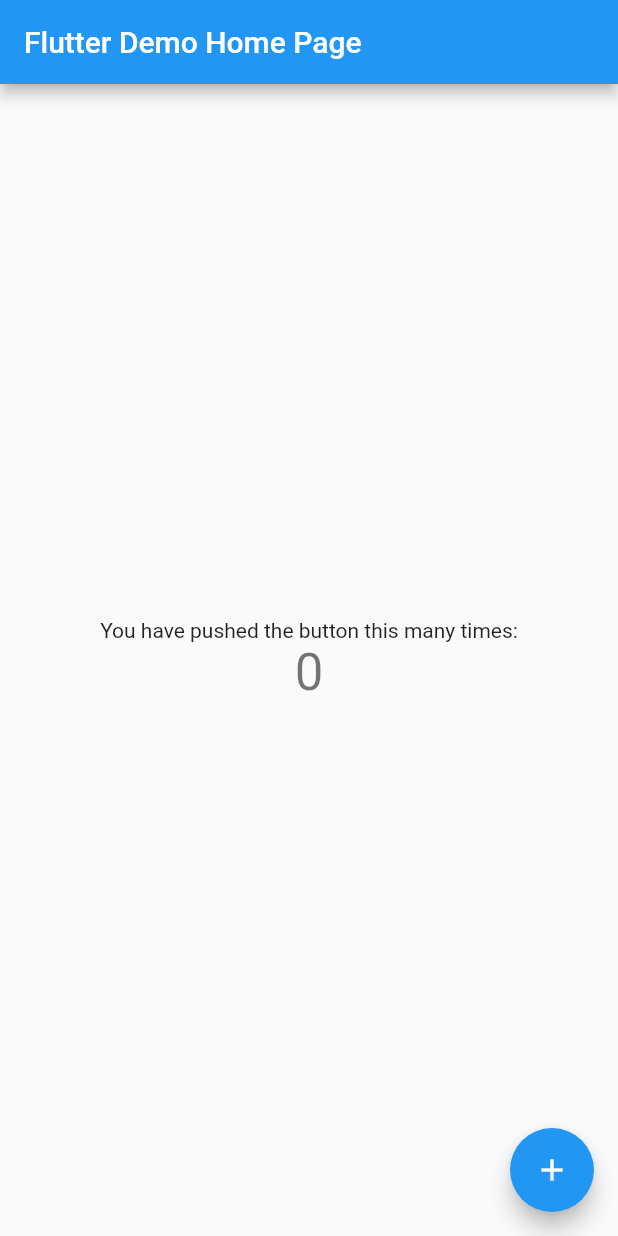
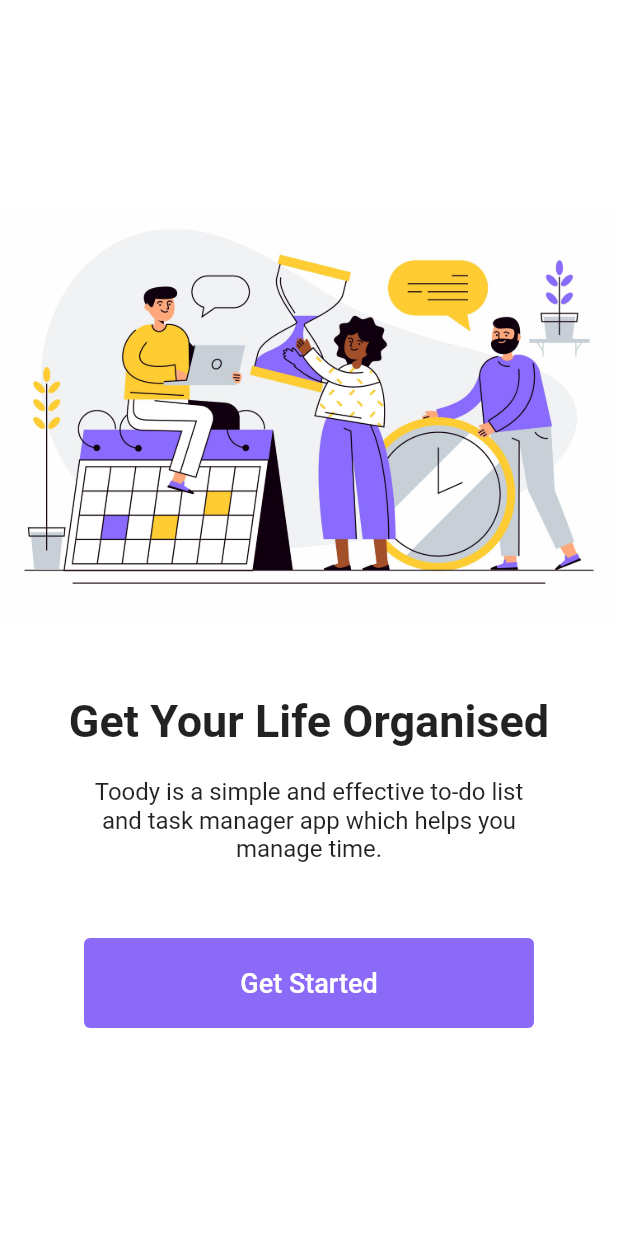
Before and after one commit to aminick21/Toody, a Flutter app: the screen it shows after launch, on a phone screen of 412 x 824 dp. Run offline on Flutter 3.47's test engine with Material 2 defaults, Android fonts, the light colour scheme and no system bars.

Commit message:
added first screen

```diff
--- a/lib/main.dart
+++ b/lib/main.dart
@@ -1,115 +1,13 @@
 import 'package:flutter/material.dart';
+import 'package:toody/screens/firstscreen.dart';
 
 void main() {
-  runApp(const MyApp());
+  runApp(
+      MaterialApp(
+        debugShowCheckedModeBanner: false,
+       theme: ThemeData(
+       primaryColor:Color(0xFF8b6af7) ),
+       home: FirstScreen(),
+  )
+  );
 }
-
-class MyApp extends StatelessWidget {
-  const MyApp({Key? key}) : super(key: key);
-
-  // This widget is the root of your application.
-  @override
-  Widget build(BuildContext context) {
-    return MaterialApp(
-      title: 'Flutter Demo',
-      theme: ThemeData(
-        // This is the theme of your application.
-        //
-        // Try running your application with "flutter run". You'll see the
-        // application has a blue toolbar. Then, without quitting the app, try
-        // changing the primarySwatch below to Colors.green and then invoke
-        // "hot reload" (press "r" in the console where you ran "flutter run",
-        // or simply save your changes to "hot reload" in a Flutter IDE).
-        // Notice that the counter didn't reset back to zero; the application
-        // is not restarted.
-        primarySwatch: Colors.blue,
-      ),
-      home: const MyHomePage(title: 'Flutter Demo Home Page'),
-    );
-  }
-}
-
-class MyHomePage extends StatefulWidget {
-  const MyHomePage({Key? key, required this.title}) : super(key: key);
-
-  // This widget is the home page of your application. It is stateful, meaning
-  // that it has a State object (defined below) that contains fields that affect
-  // how it looks.
-
-  // This class is the configuration for the state. It holds the values (in this
-  // case the title) provided by the parent (in this case the App widget) and
-  // used by the build method of the State. Fields in a Widget subclass are
-  // always marked "final".
-
-  final String title;
-
-  @override
-  State<MyHomePage> createState() => _MyHomePageState();
-}
-
-class _MyHomePageState extends State<MyHomePage> {
-  int _counter = 0;
-
-  void _incrementCounter() {
-    setState(() {
-      // This call to setState tells the Flutter framework that something has
-      // changed in this State, which causes it to rerun the build method below
-      // so that the display can reflect the updated values. If we changed
-      // _counter without calling setState(), then the build method would not be
-      // called again, and so nothing would appear to happen.
-      _counter++;
-    });
-  }
-
-  @override
-  Widget build(BuildContext context) {
-    // This method is rerun every time setState is called, for instance as done
-    // by the _incrementCounter method above.
-    //
-    // The Flutter framework has been optimized to make rerunning build methods
-    // fast, so that you can just rebuild anything that needs updating rather
-    // than having to individually change instances of widgets.
-    return Scaffold(
-      appBar: AppBar(
-        // Here we take the value from the MyHomePage object that was created by
-        // the App.build method, and use it to set our appbar title.
-        title: Text(widget.title),
-      ),
-      body: Center(
-        // Center is a layout widget. It takes a single child and positions it
-        // in the middle of the parent.
-        child: Column(
-          // Column is also a layout widget. It takes a list of children and
-          // arranges them vertically. By default, it sizes itself to fit its
-          // children horizontally, and tries to be as tall as its parent.
-          //
-          // Invoke "debug painting" (press "p" in the console, choose the
-          // "Toggle Debug Paint" action from the Flutter Inspector in Android
-          // Studio, or the "Toggle Debug Paint" command in Visual Studio Code)
-          // to see the wireframe for each widget.
-          //
-          // Column has various properties to control how it sizes itself and
-          // how it positions its children. Here we use mainAxisAlignment to
-          // center the children vertically; the main axis here is the vertical
-          // axis because Columns are vertical (the cross axis would be
-          // horizontal).
-          mainAxisAlignment: MainAxisAlignment.center,
-          children: <Widget>[
-            const Text(
-              'You have pushed the button this many times:',
-            ),
-            Text(
-              '$_counter',
-              style: Theme.of(context).textTheme.headline4,
-            ),
-          ],
-        ),
-      ),
-      floatingActionButton: FloatingActionButton(
-        onPressed: _incrementCounter,
-        tooltip: 'Increment',
-        child: const Icon(Icons.add),
-      ), // This trailing comma makes auto-formatting nicer for build methods.
-    );
-  }
-}
--- /dev/null
+++ b/lib/screens/firstscreen.dart
@@ -0,0 +1,58 @@
+// ignore_for_file: prefer_const_constructors
+
+import 'package:flutter/material.dart';
+class FirstScreen extends StatelessWidget {
+  const FirstScreen({Key? key}) : super(key: key);
+  @override
+  Widget build(BuildContext context) {
+    return SafeArea(
+      child: Scaffold(
+        backgroundColor: Colors.white,
+       body: Column(
+        mainAxisAlignment: MainAxisAlignment.center,
+        children: [
+          Image(image:AssetImage("assets/pic.jpg")),
+          SizedBox(
+            height: 50,
+          ),
+          Text("Get Your Life Organised",
+            style: TextStyle(
+              fontWeight: FontWeight.w600,
+              fontSize: 30,
+
+            ),),
+          SizedBox(
+            height: 20,
+          ),
+          Padding(
+            padding: const EdgeInsets.only(left: 60,right: 60),
+            child: Text("Toody is a simple and effective to-do list and task manager app which helps you manage time. ",
+              textAlign: TextAlign.center,
+              style: TextStyle(
+                fontSize: 16,
+
+              ),
+            ),
+          ),
+          SizedBox(
+            height: 50,
+          ),
+          TextButton(onPressed: (){
+            //Navigator.push(context, MaterialPageRoute(builder:(context)=>SecondScreen(),),);
+          },
+            child: Text("Get Started",
+              style: TextStyle(
+                fontSize: 18,
+                color: Colors.white,
+              ),),
+            style: ButtonStyle(
+              backgroundColor: MaterialStateProperty.all<Color>(Color(0xFF8b6af7),),
+              minimumSize: MaterialStateProperty.all<Size>(Size(300,60),),
+            ),
+          ),
+        ],
+      ),),
+
+    );
+  }
+}
--- a/pubspec.yaml
+++ b/pubspec.yaml
@@ -57,9 +57,8 @@
   # the material Icons class.
   uses-material-design: true
 
-  # To add assets to your application, add an assets section, like this:
-  # assets:
-  #   - images/a_dot_burr.jpeg
+  assets:
+    - assets/
   #   - images/a_dot_ham.jpeg
 
   # An image asset can refer to one or more resolution-specific "variants", see
```
Also changed, not shown: assets/boy.jpg (added), assets/pic.jpg (added), 4 other files.
